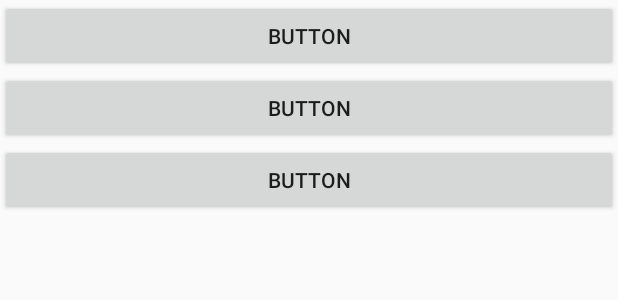
After one commit to ja01001/hw2, an Android app: the layout activity_main3.xml on its own in the app's theme, with its tools: preview values and no code run, on a phone screen of 412 x 824 dp. The commit adds this screen. Shown: the top 300 px of the screen. Run offline under Robolectric (Android 15) with nearby library versions, the phone set to English and light mode, and no system bars.

Commit message:
first main layer change and connect and main3layer simple layer

```diff
--- a/app/src/main/AndroidManifest.xml
+++ b/app/src/main/AndroidManifest.xml
@@ -9,6 +9,10 @@
         android:supportsRtl="true"
         android:theme="@style/AppTheme">
         <activity android:name=".MainActivity">
+
+        </activity>
+        <activity android:name=".Main2Activity" />
+        <activity android:name=".Main3Activity">
             <intent-filter>
                 <action android:name="android.intent.action.MAIN" />
 
--- /dev/null
+++ b/app/src/main/res/layout/activity_main3.xml
@@ -0,0 +1,27 @@
+<?xml version="1.0" encoding="utf-8"?>
+<LinearLayout xmlns:android="http://schemas.android.com/apk/res/android"
+    xmlns:app="http://schemas.android.com/apk/res-auto"
+    xmlns:tools="http://schemas.android.com/tools"
+    android:layout_width="match_parent"
+    android:layout_height="match_parent"
+    android:orientation="vertical"
+    tools:context="com.example.ja010.week3.Main3Activity">
+
+    <Button
+        android:id="@+id/bcal"
+        android:layout_width="match_parent"
+        android:layout_height="wrap_content"
+        android:text="Button" />
+
+    <Button
+        android:id="@+id/blay"
+        android:layout_width="match_parent"
+        android:layout_height="wrap_content"
+        android:text="Button" />
+
+    <Button
+        android:id="@+id/bres"
+        android:layout_width="match_parent"
+        android:layout_height="wrap_content"
+        android:text="Button" />
+</LinearLayout>
--- a/app/src/main/res/layout/relativelayout.xml
+++ b/app/src/main/res/layout/relativelayout.xml
@@ -3,6 +3,7 @@
     android:orientation="vertical" android:layout_width="match_parent"
     android:layout_height="match_parent">
     <Button
+        android:onClick="click"
         android:id="@+id/button0"
         android:layout_width="150dp"
         android:layout_height="150dp"
@@ -10,7 +11,8 @@
         android:layout_centerInParent="true"
         />
     <Button
-        android:id="@+id/button"
+        android:onClick="click"
+        android:id="@+id/button1"
         android:layout_width="wrap_content"
         android:layout_height="wrap_content"
         android:layout_toLeftOf="@id/button0"
```
Also changed, not shown: app/src/main/java/com/example/ja010/week3/Main2Activity.java (added, +16 -0 lines), app/src/main/java/com/example/ja010/week3/Main3Activity.java (added, +33 -0 lines), app/src/main/res/layout/activity_main2.xml (added, +37 -0 lines).
